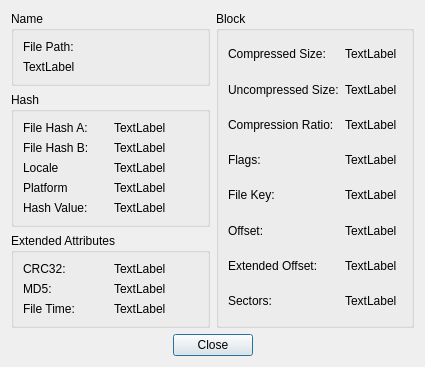
This is src/editor/mpqeditor/ui/fileinfodialog.ui in tdauth/wc3lib as Qt 5 draws it before an edit. The edited form follows.
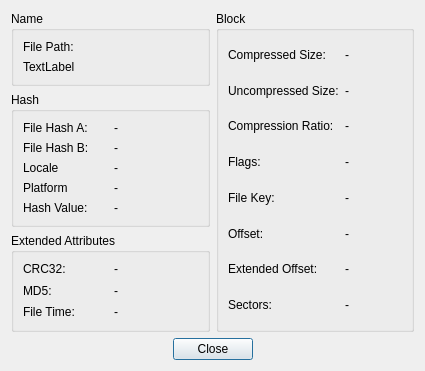
This is the edited form. Custom widgets are drawn as their Qt base class.

```diff
--- a/src/editor/mpqeditor/ui/fileinfodialog.ui
+++ b/src/editor/mpqeditor/ui/fileinfodialog.ui
@@ -7,7 +7,7 @@
     <x>0</x>
     <y>0</y>
     <width>425</width>
-    <height>321</height>
+    <height>371</height>
    </rect>
   </property>
   <property name="windowTitle">
@@ -74,7 +74,7 @@
       <item row="4" column="1">
        <widget class="QLabel" name="m_flagsLabel">
         <property name="text">
-         <string>TextLabel</string>
+         <string>-</string>
         </property>
         <property name="wordWrap">
          <bool>true</bool>
@@ -107,7 +107,7 @@
       <item row="1" column="1">
        <widget class="QLabel" name="m_uncompressedSizeLabel">
         <property name="text">
-         <string>TextLabel</string>
+         <string>-</string>
         </property>
         <property name="textInteractionFlags">
          <set>Qt::LinksAccessibleByMouse|Qt::TextSelectableByKeyboard|Qt::TextSelectableByMouse</set>
@@ -117,7 +117,7 @@
       <item row="0" column="1">
        <widget class="QLabel" name="m_compressedSizeLabel">
         <property name="text">
-         <string>TextLabel</string>
+         <string>-</string>
         </property>
         <property name="textInteractionFlags">
          <set>Qt::LinksAccessibleByMouse|Qt::TextSelectableByKeyboard|Qt::TextSelectableByMouse</set>
@@ -127,7 +127,7 @@
       <item row="2" column="1">
        <widget class="QLabel" name="m_compressionRatioLabel">
         <property name="text">
-         <string>TextLabel</string>
+         <string>-</string>
         </property>
         <property name="textInteractionFlags">
          <set>Qt::LinksAccessibleByMouse|Qt::TextSelectableByKeyboard|Qt::TextSelectableByMouse</set>
@@ -187,7 +187,7 @@
       <item row="5" column="1">
        <widget class="QLabel" name="m_fileKeyLabel">
         <property name="text">
-         <string>TextLabel</string>
+         <string>-</string>
         </property>
         <property name="textInteractionFlags">
          <set>Qt::LinksAccessibleByMouse|Qt::TextSelectableByKeyboard|Qt::TextSelectableByMouse</set>
@@ -197,7 +197,7 @@
       <item row="6" column="1">
        <widget class="QLabel" name="m_offsetLabel">
         <property name="text">
-         <string>TextLabel</string>
+         <string>-</string>
         </property>
         <property name="textInteractionFlags">
          <set>Qt::LinksAccessibleByMouse|Qt::TextSelectableByKeyboard|Qt::TextSelectableByMouse</set>
@@ -207,7 +207,7 @@
       <item row="7" column="1">
        <widget class="QLabel" name="m_extendedOffsetLabel">
         <property name="text">
-         <string>TextLabel</string>
+         <string>-</string>
         </property>
         <property name="textInteractionFlags">
          <set>Qt::LinksAccessibleByMouse|Qt::TextSelectableByKeyboard|Qt::TextSelectableByMouse</set>
@@ -217,7 +217,7 @@
       <item row="8" column="1">
        <widget class="QLabel" name="m_sectorsLabel">
         <property name="text">
-         <string>TextLabel</string>
+         <string>-</string>
         </property>
         <property name="textInteractionFlags">
          <set>Qt::LinksAccessibleByMouse|Qt::TextSelectableByKeyboard|Qt::TextSelectableByMouse</set>
@@ -256,7 +256,7 @@
       <item row="2" column="1">
        <widget class="QLabel" name="m_fileHashBLabel">
         <property name="text">
-         <string>TextLabel</string>
+         <string>-</string>
         </property>
         <property name="textInteractionFlags">
          <set>Qt::LinksAccessibleByMouse|Qt::TextSelectableByKeyboard|Qt::TextSelectableByMouse</set>
@@ -286,7 +286,7 @@
       <item row="4" column="1">
        <widget class="QLabel" name="m_localeLabel">
         <property name="text">
-         <string>TextLabel</string>
+         <string>-</string>
         </property>
         <property name="textInteractionFlags">
          <set>Qt::LinksAccessibleByMouse|Qt::TextSelectableByKeyboard|Qt::TextSelectableByMouse</set>
@@ -306,7 +306,7 @@
       <item row="1" column="1">
        <widget class="QLabel" name="m_fileHashALabel">
         <property name="text">
-         <string>TextLabel</string>
+         <string>-</string>
         </property>
         <property name="textInteractionFlags">
          <set>Qt::LinksAccessibleByMouse|Qt::TextSelectableByKeyboard|Qt::TextSelectableByMouse</set>
@@ -316,7 +316,7 @@
       <item row="5" column="1">
        <widget class="QLabel" name="m_platformLabel">
         <property name="text">
-         <string>TextLabel</string>
+         <string>-</string>
         </property>
         <property name="textInteractionFlags">
          <set>Qt::LinksAccessibleByMouse|Qt::TextSelectableByKeyboard|Qt::TextSelectableByMouse</set>
@@ -326,7 +326,7 @@
       <item row="6" column="1">
        <widget class="QLabel" name="m_hashValueLabel">
         <property name="text">
-         <string>TextLabel</string>
+         <string>-</string>
         </property>
         <property name="textInteractionFlags">
          <set>Qt::LinksAccessibleByMouse|Qt::TextSelectableByKeyboard|Qt::TextSelectableByMouse</set>
@@ -355,7 +355,7 @@
       <item row="2" column="1">
        <widget class="QLabel" name="m_fileTimeLabel">
         <property name="text">
-         <string>TextLabel</string>
+         <string>-</string>
         </property>
         <property name="textInteractionFlags">
          <set>Qt::LinksAccessibleByMouse|Qt::TextSelectableByKeyboard|Qt::TextSelectableByMouse</set>
@@ -375,7 +375,7 @@
       <item row="0" column="1">
        <widget class="QLabel" name="m_crc32Label">
         <property name="text">
-         <string>TextLabel</string>
+         <string>-</string>
         </property>
         <property name="textInteractionFlags">
          <set>Qt::LinksAccessibleByMouse|Qt::TextSelectableByKeyboard|Qt::TextSelectableByMouse</set>
@@ -385,7 +385,7 @@
       <item row="1" column="1">
        <widget class="QLabel" name="m_md5Label">
         <property name="text">
-         <string>TextLabel</string>
+         <string>-</string>
         </property>
         <property name="textInteractionFlags">
          <set>Qt::LinksAccessibleByMouse|Qt::TextSelectableByKeyboard|Qt::TextSelectableByMouse</set>
```
Left out of the diff: 2 changed lines with no effect on the pictures.
